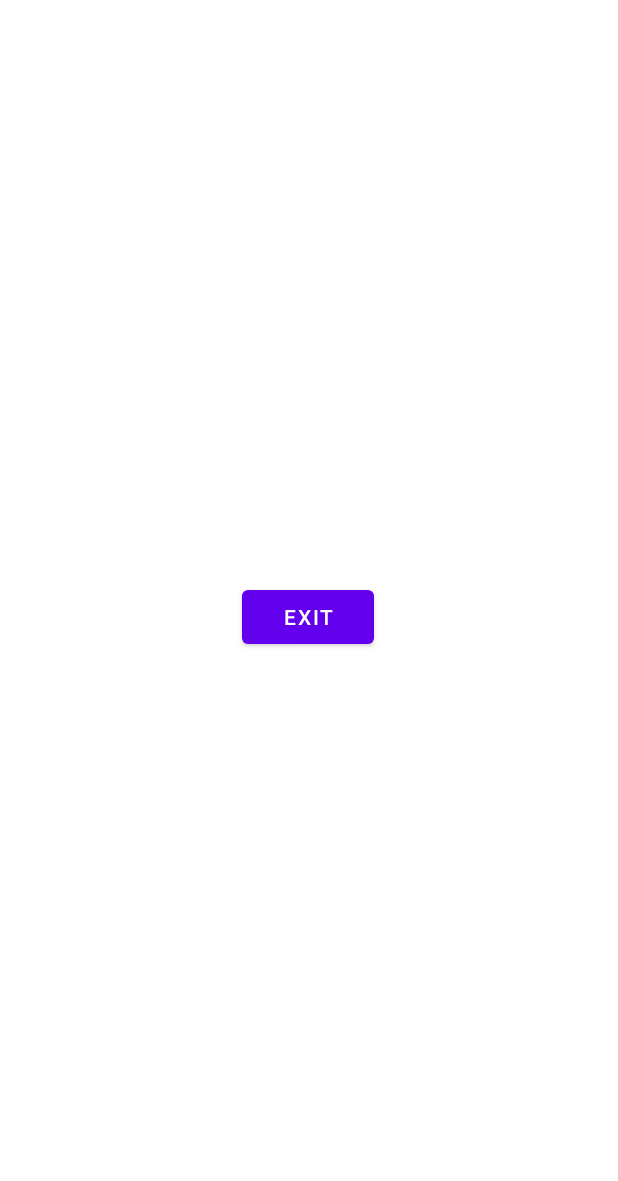
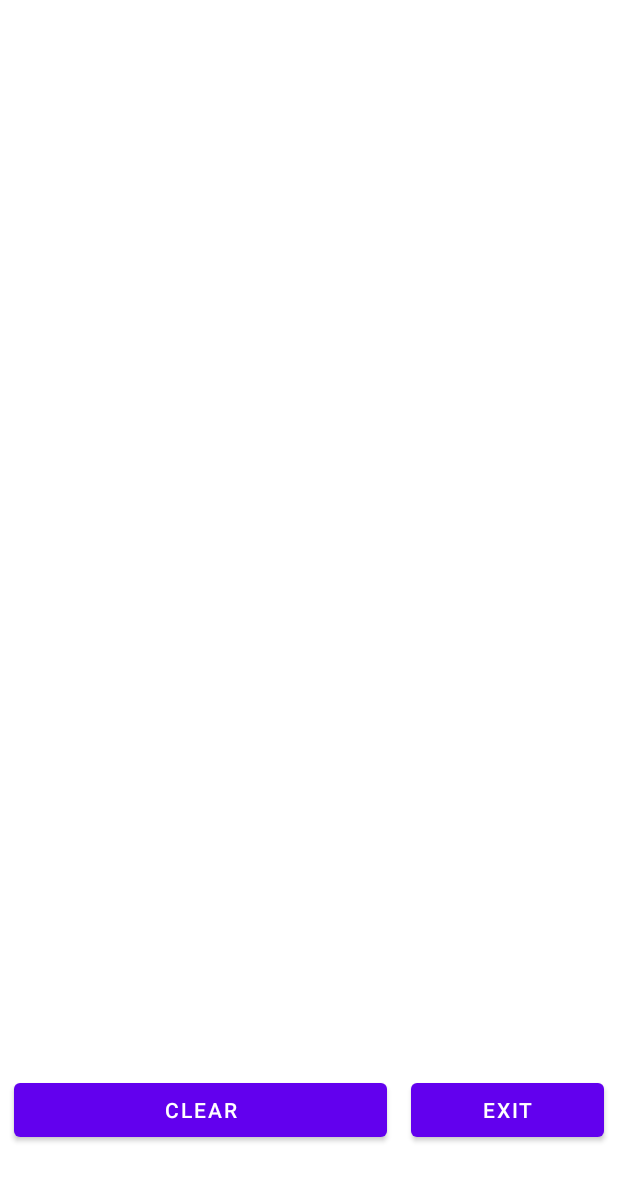
Before and after one commit to Leonamin/Human-Detect-Alarm, an Android app: the Controlling screen opened directly, with no data from a screen before it, on a phone screen of 412 x 824 dp. Shown: the top 1181 px of the screen. Run offline under Robolectric (Android 15) with nearby library versions, the phone set to English and light mode, and no system bars; 1 statement that could not run was skipped.

Commit message:
modify device control layout

```diff
--- a/HumanDetectorApp/app/src/main/java/com/leonamin/humandetector/DeviceListAdapter.java
+++ b/HumanDetectorApp/app/src/main/java/com/leonamin/humandetector/DeviceListAdapter.java
@@ -24,7 +24,7 @@ public class DeviceListAdapter extends RecyclerView.Adapter<DeviceListAdapter.Vi
 
         public ViewHolder(View itemView) {
             super(itemView);
-            tv = itemView.findViewById(R.id.lstContent);
+            tv = itemView.findViewById(R.id.item_devcie_name);
         }
 
         public TextView getTv() {
@@ -42,7 +42,7 @@ public class DeviceListAdapter extends RecyclerView.Adapter<DeviceListAdapter.Vi
     @Override
     public ViewHolder onCreateViewHolder(@NonNull ViewGroup parent, int viewType) {
         View view = LayoutInflater.from(parent.getContext())
-                .inflate(R.layout.list_item, parent, false);
+                .inflate(R.layout.item_device, parent, false);
         return new ViewHolder(view);
     }
 
--- a/HumanDetectorApp/app/src/main/res/layout/activity_device_controller.xml
+++ b/HumanDetectorApp/app/src/main/res/layout/activity_device_controller.xml
@@ -1,20 +1,53 @@
 <?xml version="1.0" encoding="utf-8"?>
 <androidx.constraintlayout.widget.ConstraintLayout xmlns:android="http://schemas.android.com/apk/res/android"
     xmlns:app="http://schemas.android.com/apk/res-auto"
-    xmlns:tools="http://schemas.android.com/tools"
     android:id="@+id/activity_controller"
     android:layout_width="match_parent"
     android:layout_height="match_parent">
 
-    <Button
-        android:id="@+id/exit_btn"
-        android:layout_width="wrap_content"
-        android:layout_height="wrap_content"
-        android:text="@string/exit_btn"
+    <LinearLayout
+        android:id="@+id/linearLayout"
+        android:layout_width="409dp"
+        android:layout_height="100dp"
+        android:layout_marginStart="8dp"
+        android:layout_marginEnd="8dp"
+        android:layout_marginBottom="8dp"
+        android:orientation="horizontal"
         app:layout_constraintBottom_toBottomOf="parent"
         app:layout_constraintEnd_toEndOf="parent"
-        app:layout_constraintHorizontal_bias="0.498"
+        app:layout_constraintStart_toStartOf="parent">
+
+        <Button
+            android:id="@+id/log_clear_btn"
+            android:layout_width="wrap_content"
+            android:layout_height="wrap_content"
+            android:layout_marginStart="8dp"
+            android:layout_marginEnd="8dp"
+            android:layout_weight="8"
+            android:text="@string/clear_btn" />
+
+        <Button
+            android:id="@+id/exit_btn"
+            android:layout_width="wrap_content"
+            android:layout_height="wrap_content"
+            android:layout_marginLeft="8dp"
+            android:layout_marginRight="8dp"
+            android:layout_weight="2"
+            android:text="@string/exit_btn" />
+    </LinearLayout>
+
+    <androidx.recyclerview.widget.RecyclerView
+        android:id="@+id/event_list"
+        android:layout_width="0dp"
+        android:layout_height="0dp"
+        android:layout_marginStart="8dp"
+        android:layout_marginTop="8dp"
+        android:layout_marginEnd="8dp"
+        android:layout_marginBottom="8dp"
+        app:layout_constraintBottom_toTopOf="@+id/linearLayout"
+        app:layout_constraintEnd_toEndOf="parent"
+        app:layout_constraintHorizontal_bias="1.0"
         app:layout_constraintStart_toStartOf="parent"
         app:layout_constraintTop_toTopOf="parent"
-        app:layout_constraintVertical_bias="0.499" />
+        app:layout_constraintVertical_bias="0.0" />
 </androidx.constraintlayout.widget.ConstraintLayout>
--- a/HumanDetectorApp/app/src/main/res/layout/list_item.xml
+++ b/HumanDetectorApp/app/src/main/res/layout/item_device.xml
@@ -5,7 +5,7 @@
     android:layout_height="match_parent">
 
     <TextView
-        android:id="@+id/lstContent"
+        android:id="@+id/item_devcie_name"
         android:layout_width="fill_parent"
         android:layout_height="wrap_content"
         android:layout_margin="4dip"
--- a/HumanDetectorApp/app/src/main/res/values/strings.xml
+++ b/HumanDetectorApp/app/src/main/res/values/strings.xml
@@ -1,5 +1,6 @@
 <resources>
     <string name="app_name">HumanDetector</string>
+    <string name="clear_btn">Clear</string>
     <string name="exit_btn">Exit</string>
     <string name="search_btn">Search</string>
     <string name="connect_btn">Connect</string>
@@ -16,4 +17,8 @@
     <string name="toast_bluetooth_connect">Connected to device</string>
 
     <string name="device_list_device_name">%s</string>
+
+    <string name="image_event_item">Event image</string>
+    <string name="event_list_item_number">%s</string>
+    <string name="event_list_item_time">%s</string>
 </resources>
```
Also changed, not shown: HumanDetectorApp/app/src/main/java/com/leonamin/humandetector/EventData.java (added, +31 -0 lines), HumanDetectorApp/app/src/main/java/com/leonamin/humandetector/EventListAdapter.java (added, +126 -0 lines), HumanDetectorApp/app/src/main/java/com/leonamin/humandetector/MainActivity.java (+1 -9 lines), HumanDetectorApp/app/src/main/res/layout/item_event.xml (added, +28 -0 lines).
